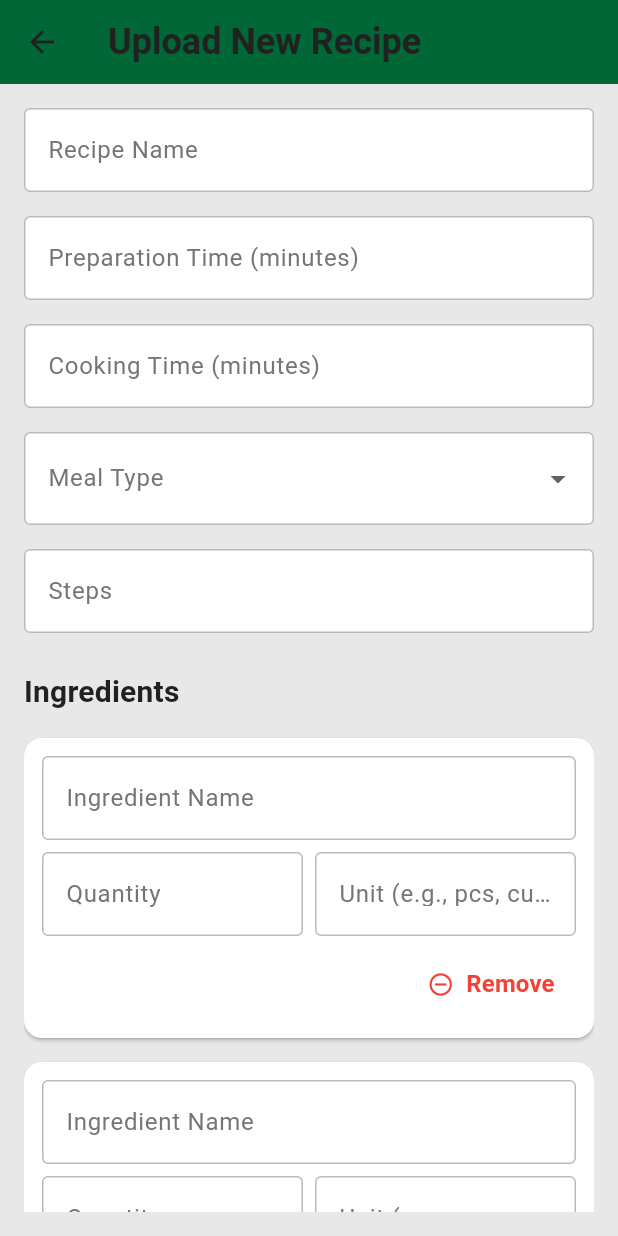
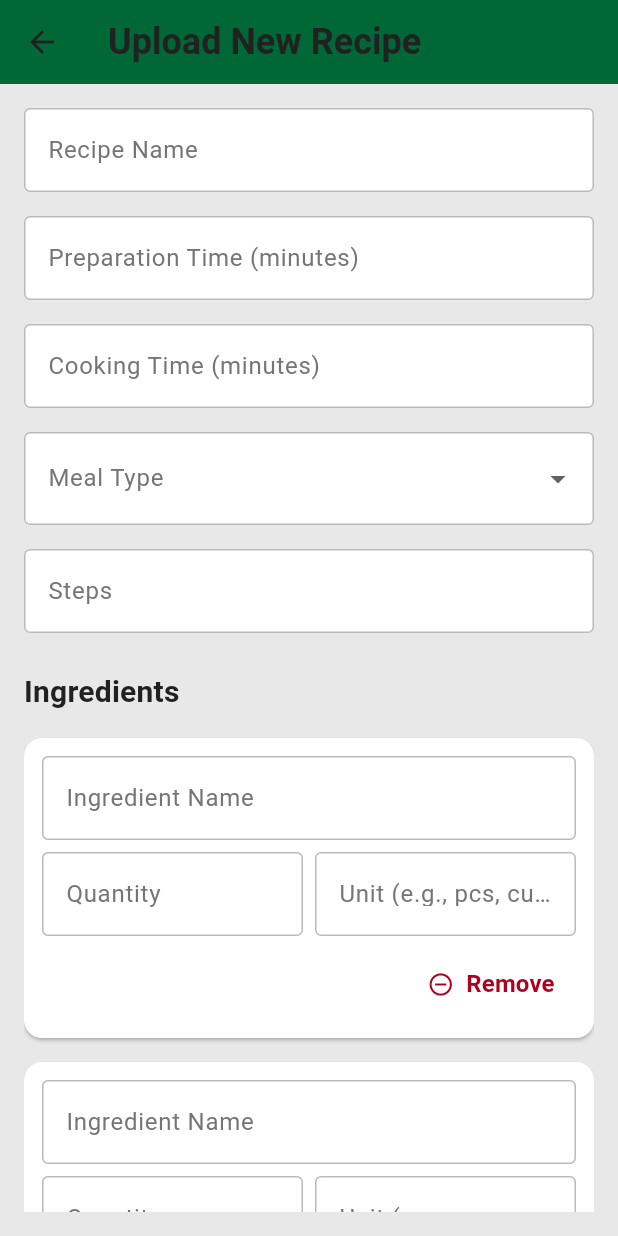
Before and after one commit to bounswe/bounswe2025group6, a Flutter app: the UploadRecipeScreen screen opened directly, after a tap on "Upload Recipe", after a tap on "Add Ingredient", on a phone screen of 412 x 824 dp. Run offline on Flutter 3.47's test engine with Material 3 defaults, Android fonts, the phone set to English and light mode, and no system bars; drawn by our look-alikes of flutter_typeahead; our stand-ins replace file_picker, flutter_secure_storage; accounts and stored records are empty; network calls fail.

Commit message:
Implemented generic names for SecondaryText, and Error color

```diff
--- a/mobile/lib/screens/new_password_screen.dart
+++ b/mobile/lib/screens/new_password_screen.dart
@@ -57,7 +57,7 @@ class _CreateNewPasswordPageState extends State<CreateNewPasswordPage> {
           ScaffoldMessenger.of(context).showSnackBar(
             SnackBar(
               content: Text(e.toString()),
-              backgroundColor: Colors.red,
+              backgroundColor: AppTheme.errorColor,
             ),
           );
         }
--- a/mobile/lib/screens/profile_settings_screen.dart
+++ b/mobile/lib/screens/profile_settings_screen.dart
@@ -115,7 +115,7 @@ class _ProfileSettingsScreenState extends State<ProfileSettingsScreen> {
           ScaffoldMessenger.of(context).showSnackBar(
             SnackBar(
               content: Text('Failed to save settings: ${e.toString()}'),
-              backgroundColor: Colors.red,
+              backgroundColor: AppTheme.errorColor,
             ),
           );
         }
--- a/mobile/lib/screens/upload_recipe_screen.dart
+++ b/mobile/lib/screens/upload_recipe_screen.dart
@@ -143,7 +143,7 @@ class _UploadRecipeScreenState extends State<UploadRecipeScreen> {
                   content: Text(
                     'Recipe uploaded, but failed to update profile count: ${e.toString()}',
                   ),
-                  backgroundColor: Colors.orange, // Use a warning color
+                  backgroundColor: AppTheme.warningColor, // Use a warning color
                 ),
               );
             }
@@ -413,11 +413,11 @@ class _UploadRecipeScreenState extends State<UploadRecipeScreen> {
                                 child: TextButton.icon(
                                   icon: const Icon(
                                     Icons.remove_circle_outline,
-                                    color: Colors.red,
+                                    color: AppTheme.errorColor,
                                   ),
                                   label: const Text(
                                     'Remove',
-                                    style: TextStyle(color: Colors.red),
+                                    style: TextStyle(color: AppTheme.errorColor),
                                   ),
                                   onPressed:
                                       () => _removeIngredientField(index),
--- a/mobile/lib/screens/verify_code_screen.dart
+++ b/mobile/lib/screens/verify_code_screen.dart
@@ -58,7 +58,7 @@ class _VerifyCodeScreenState extends State<VerifyCodeScreen> {
                 'Enter the 6-digit code sent to ${widget.email}',
                 style: const TextStyle(
                   fontSize: 16,
-                  color: Colors.grey,
+                  color: AppTheme.textSecondary,
                 ),
               ),
               const SizedBox(height: 32),
@@ -150,7 +150,7 @@ class _VerifyCodeScreenState extends State<VerifyCodeScreen> {
           ScaffoldMessenger.of(context).showSnackBar(
             SnackBar(
               content: Text(e.toString()),
-              backgroundColor: Colors.red,
+              backgroundColor: AppTheme.errorColor,
             ),
           );
         }
```
